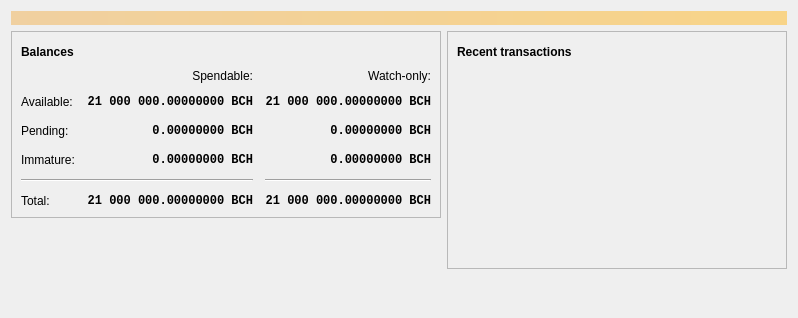
First picture: the form in src/qt/forms/overviewpage.ui, repository Bitcoin-ABC/bitcoin-abc, before the edit.
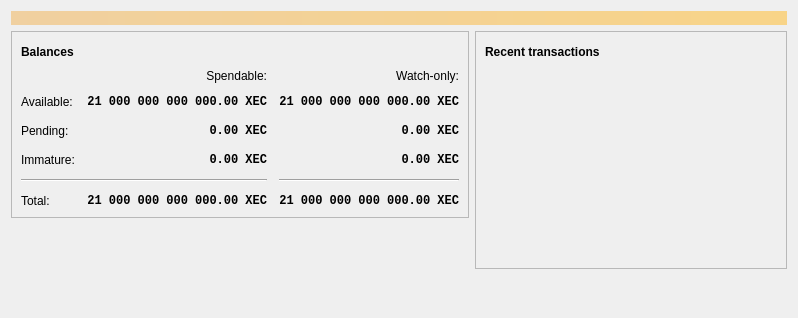
Second picture: the form after the edit. Icons and pictures are not drawn.

```diff
--- a/src/qt/forms/overviewpage.ui
+++ b/src/qt/forms/overviewpage.ui
@@ -130,7 +130,7 @@
                <string>Unconfirmed transactions to watch-only addresses</string>
               </property>
               <property name="text">
-               <string notr="true">0.00000000 BCH</string>
+               <string notr="true">0.00 XEC</string>
               </property>
               <property name="alignment">
                <set>Qt::AlignRight|Qt::AlignTrailing|Qt::AlignVCenter</set>
@@ -156,7 +156,7 @@
                <string>Total of transactions that have yet to be confirmed, and do not yet count toward the spendable balance</string>
               </property>
               <property name="text">
-               <string notr="true">0.00000000 BCH</string>
+               <string notr="true">0.00 XEC</string>
               </property>
               <property name="alignment">
                <set>Qt::AlignRight|Qt::AlignTrailing|Qt::AlignVCenter</set>
@@ -182,7 +182,7 @@
                <string>Mined balance in watch-only addresses that has not yet matured</string>
               </property>
               <property name="text">
-               <string notr="true">0.00000000 BCH</string>
+               <string notr="true">0.00 XEC</string>
               </property>
               <property name="alignment">
                <set>Qt::AlignRight|Qt::AlignTrailing|Qt::AlignVCenter</set>
@@ -241,7 +241,7 @@
                <string>Mined balance that has not yet matured</string>
               </property>
               <property name="text">
-               <string notr="true">0.00000000 BCH</string>
+               <string notr="true">0.00 XEC</string>
               </property>
               <property name="alignment">
                <set>Qt::AlignRight|Qt::AlignTrailing|Qt::AlignVCenter</set>
@@ -287,7 +287,7 @@
                <string>Your current total balance</string>
               </property>
               <property name="text">
-               <string notr="true">21 000 000.00000000 BCH</string>
+               <string notr="true">21 000 000 000 000.00 XEC</string>
               </property>
               <property name="alignment">
                <set>Qt::AlignRight|Qt::AlignTrailing|Qt::AlignVCenter</set>
@@ -313,7 +313,7 @@
                <string>Current total balance in watch-only addresses</string>
               </property>
               <property name="text">
-               <string notr="true">21 000 000.00000000 BCH</string>
+               <string notr="true">21 000 000 000 000.00 XEC</string>
               </property>
               <property name="alignment">
                <set>Qt::AlignRight|Qt::AlignTrailing|Qt::AlignVCenter</set>
@@ -356,7 +356,7 @@
                <string>Your current spendable balance</string>
               </property>
               <property name="text">
-               <string notr="true">21 000 000.00000000 BCH</string>
+               <string notr="true">21 000 000 000 000.00 XEC</string>
               </property>
               <property name="alignment">
                <set>Qt::AlignRight|Qt::AlignTrailing|Qt::AlignVCenter</set>
@@ -382,7 +382,7 @@
                <string>Your current balance in watch-only addresses</string>
               </property>
               <property name="text">
-               <string notr="true">21 000 000.00000000 BCH</string>
+               <string notr="true">21 000 000 000 000.00 XEC</string>
               </property>
               <property name="alignment">
                <set>Qt::AlignRight|Qt::AlignTrailing|Qt::AlignVCenter</set>
```
